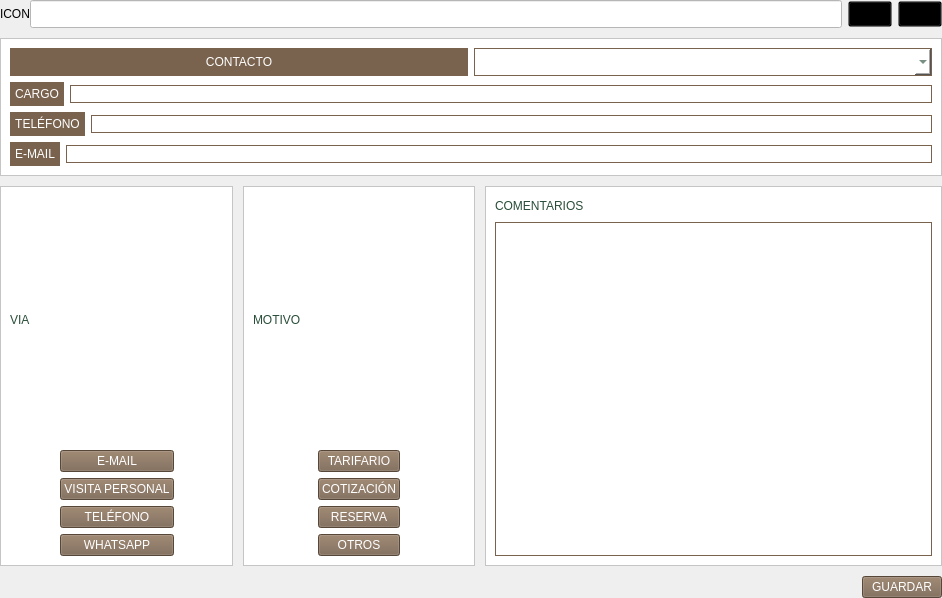
This is page_1.ui in altitude-solutions/Camino_Real_Desktop as Qt 5 draws it before an edit. The edited form follows.
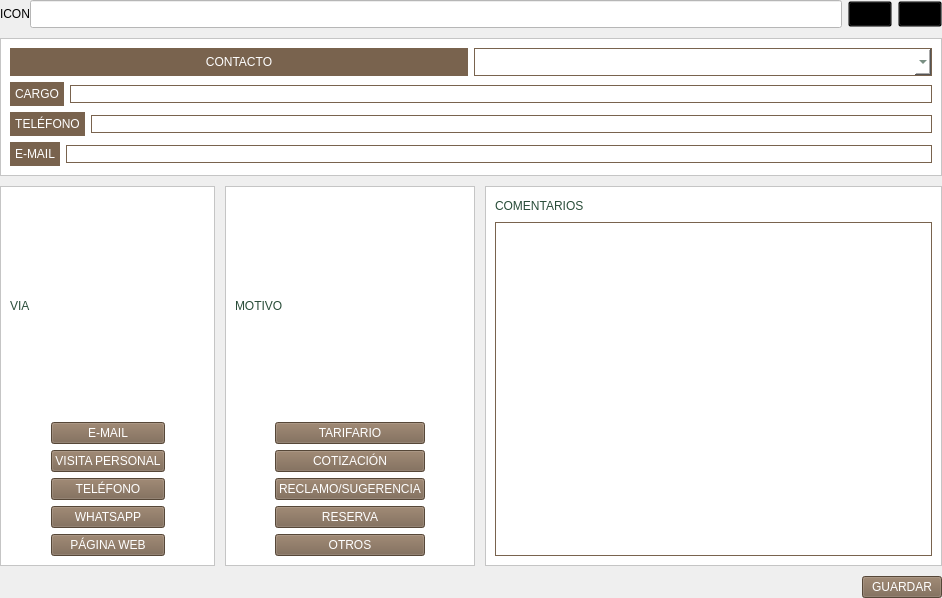
This is the edited form.

What changed in the file:
```diff
--- a/page_1.ui
+++ b/page_1.ui
@@ -418,6 +418,22 @@
               </property>
              </widget>
             </item>
+            <item>
+             <widget class="QPushButton" name="pushButton">
+              <property name="styleSheet">
+               <string notr="true">font: 10pt &quot;MS Shell Dlg 2&quot;;
+color:white;
+background-color:#79634E;
+min-width:8em;
+max-width:8em;
+min-height:2em;
+max-height:2em;</string>
+              </property>
+              <property name="text">
+               <string>PÁGINA WEB</string>
+              </property>
+             </widget>
+            </item>
            </layout>
           </item>
           <item>
@@ -529,6 +545,23 @@
               </property>
              </widget>
             </item>
+            <item>
+             <widget class="QPushButton" name="reclamo">
+              <property name="styleSheet">
+               <string notr="true">font: 10pt &quot;MS Shell Dlg 2&quot;;
+color:white;
+background-color:#79634E;;
+min-width:8.5em;
+max-width:8.5em;
+min-height:2em;
+max-height:2em;
+</string>
+              </property>
+              <property name="text">
+               <string>RECLAMO/SUGERENCIA</string>
+              </property>
+             </widget>
+            </item>
             <item>
              <widget class="QPushButton" name="reserva_butt">
               <property name="styleSheet">
```
Left out of the diff: 16 changed lines with no effect on the pictures.
